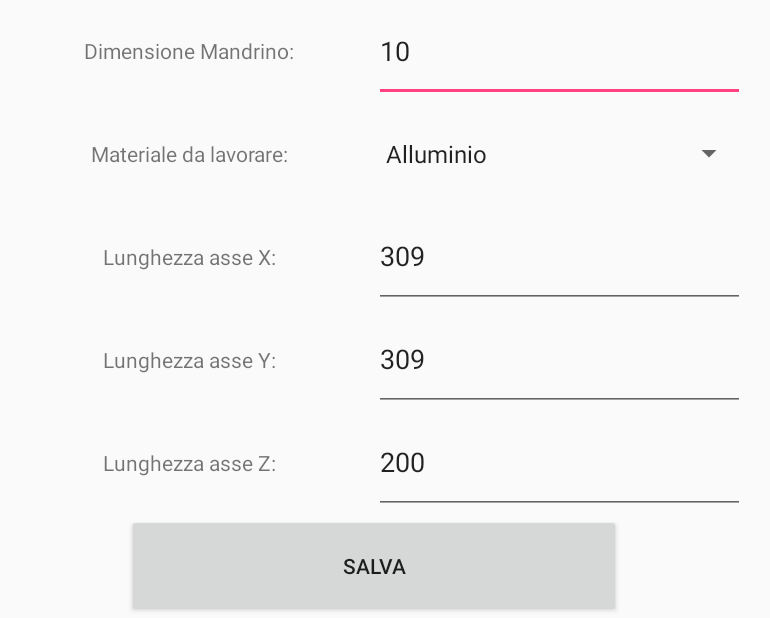
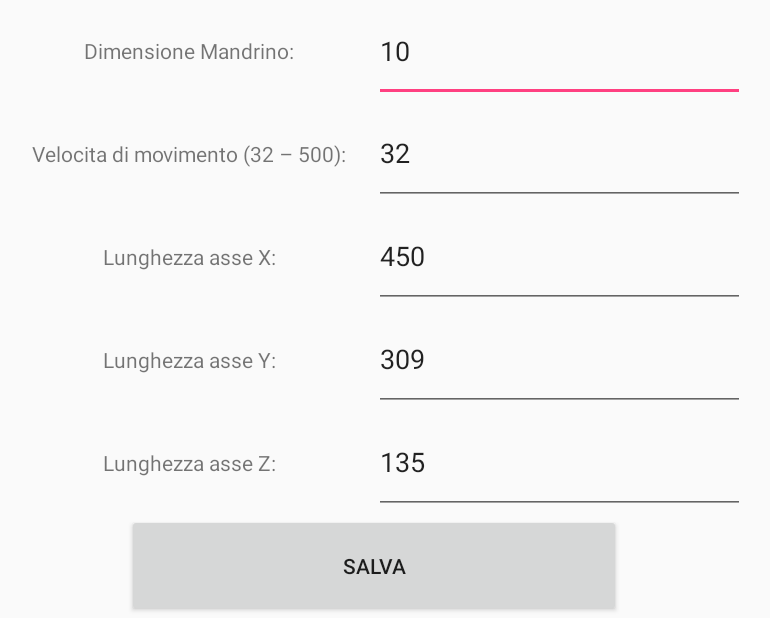
Before and after one commit to sgarzo10/macchinaCNC, an Android app: the SettingsActivity screen opened directly, with no data from a screen before it, after a tap on "SALVA", on a phone screen of 824 x 412 dp (held sideways). Shown: the whole screen, without its empty margins (243-1013 px from the left). Run offline under Robolectric (Android 15) with nearby library versions, the phone set to English and light mode, and no system bars.

Commit message:
Aggiunta gestione velocita XML sketch e app, gestione disegno della linea quando mi sposto a blocchi

```diff
--- a/app/src/main/java/com/prova/gui/settings/activity/AscoltatoreSettingsActivity.java
+++ b/app/src/main/java/com/prova/gui/settings/activity/AscoltatoreSettingsActivity.java
@@ -4,28 +4,19 @@ import android.view.View;
 import static android.content.Context.MODE_PRIVATE;
 import com.prova.bluetooth.R;
 import java.io.FileNotFoundException;
-import java.util.HashMap;
 
 public class AscoltatoreSettingsActivity implements View.OnClickListener {
 
     private SettingsActivity app;
-    private HashMap<String, String> map;
 
-    AscoltatoreSettingsActivity(SettingsActivity app)
-    {
-        map = new HashMap<>();
-        map.put("Alluminio", "A");
-        map.put("Plastica", "P");
-        map.put("Legno", "L");
-        this.app=app;
-    }
+    AscoltatoreSettingsActivity(SettingsActivity app) { this.app=app; }
 
     @Override
     public void onClick(View view) {
         switch (view.getId()) {
             case R.id.salva:
                 app.getManageXml().setDiametro(Integer.parseInt(app.getMandrino().getText().toString()));
-                app.getManageXml().setMateriale(map.get(app.getMateriale().getSelectedItem().toString()));
+                app.getManageXml().setVelocita(Integer.parseInt(app.getVelocita().getText().toString()));
                 app.getManageXml().getLunghezze().set(0, Integer.parseInt(app.getLunghezzaX().getText().toString()));
                 app.getManageXml().getLunghezze().set(1, Integer.parseInt(app.getLunghezzaY().getText().toString()));
                 app.getManageXml().getLunghezze().set(2, Integer.parseInt(app.getLunghezzaZ().getText().toString()));
--- a/app/src/main/java/com/prova/gui/settings/activity/SettingsActivity.java
+++ b/app/src/main/java/com/prova/gui/settings/activity/SettingsActivity.java
@@ -5,19 +5,17 @@ import android.os.Bundle;
 import android.support.v7.app.AppCompatActivity;
 import android.widget.Button;
 import android.widget.EditText;
-import android.widget.Spinner;
 
 import com.prova.bluetooth.R;
 import com.prova.gui.settings.utility.ManageXml;
 
 import java.io.File;
 import java.io.FileNotFoundException;
-import java.util.HashMap;
 
 public class SettingsActivity extends AppCompatActivity {
 
     private EditText mandrino;
-    private Spinner materiale;
+    private EditText velocita;
     private EditText lunghezzaX;
     private EditText lunghezzaY;
     private EditText lunghezzaZ;
@@ -27,7 +25,7 @@ public class SettingsActivity extends AppCompatActivity {
     public EditText getLunghezzaX() { return lunghezzaX; }
     public EditText getLunghezzaY() { return lunghezzaY; }
     public EditText getLunghezzaZ() { return lunghezzaZ; }
-    public Spinner getMateriale() { return materiale; }
+    public EditText getVelocita() { return velocita; }
     public ManageXml getManageXml() { return manageXml; }
 
 
@@ -35,14 +33,10 @@ public class SettingsActivity extends AppCompatActivity {
     @Override
     protected void onCreate(Bundle savedInstanceState) {
         super.onCreate(savedInstanceState);
-        HashMap<String, Integer> map = new HashMap<>();
-        map.put("P", 0);
-        map.put("A", 1);
-        map.put("L", 2);
         setContentView(R.layout.activity_settings);
         Button salva = findViewById(R.id.salva);
         mandrino = findViewById(R.id.mandrino);
-        materiale = findViewById(R.id.materiale);
+        velocita = findViewById(R.id.velocita);
         lunghezzaX = findViewById(R.id.lunghezzaX);
         lunghezzaY = findViewById(R.id.lunghezzaY);
         lunghezzaZ = findViewById(R.id.lunghezzaZ);
@@ -63,7 +57,7 @@ public class SettingsActivity extends AppCompatActivity {
             manageXml.readXml(false);
         }
         mandrino.setText(Integer.toString(manageXml.getDiametro()));
-        materiale.setSelection(map.get(manageXml.getMateriale()));
+        velocita.setText(Integer.toString(manageXml.getVelocita()));
         lunghezzaX.setText(Integer.toString(manageXml.getLunghezze().get(0)));
         lunghezzaY.setText(Integer.toString(manageXml.getLunghezze().get(1)));
         lunghezzaZ.setText(Integer.toString(manageXml.getLunghezze().get(2)));
--- a/app/src/main/java/com/prova/gui/settings/utility/ManageXml.java
+++ b/app/src/main/java/com/prova/gui/settings/utility/ManageXml.java
@@ -16,13 +16,13 @@ public class ManageXml {
     private FileOutputStream ost;
     private XmlPullParser xrp;
     private int diametro;
-    private String materiale;
+    private int velocita;
     private ArrayList<Integer> lunghezze;
 
     public ManageXml(){
         lunghezze = new ArrayList<>(3);
         diametro = 0;
-        materiale = "";
+        velocita = 0;
     }
 
     public void writeXml() {
@@ -36,7 +36,7 @@ public class ManageXml {
             xmlSerializer.attribute("", "diametro", Integer.toString(diametro));
             xmlSerializer.endTag("", "mandrino");
             xmlSerializer.startTag("", "materiale");
-            xmlSerializer.attribute("", "tipo", materiale);
+            xmlSerializer.attribute("", "velocita", Integer.toString(velocita));
             xmlSerializer.endTag("", "materiale");
             xmlSerializer.startTag("", "lunghezze");
             xmlSerializer.attribute("", "x", Integer.toString(lunghezze.get(0)));
@@ -66,7 +66,7 @@ public class ManageXml {
                         if(name.equals("mandrino"))
                             diametro = Integer.parseInt(xrp.getAttributeValue(0));
                         if(name.equals("materiale"))
-                            materiale = xrp.getAttributeValue(0);
+                            velocita = Integer.parseInt(xrp.getAttributeValue(0));
                         if(name.equals("lunghezze")){
                             lunghezze.add(Integer.parseInt(xrp.getAttributeValue(0)));
                             lunghezze.add(Integer.parseInt(xrp.getAttributeValue(1)));
@@ -97,9 +97,9 @@ public class ManageXml {
 
     public int getDiametro() { return diametro; }
 
-    public String getMateriale() { return materiale; }
+    public int getVelocita() { return velocita; }
 
     public void setDiametro(int diametro) { this.diametro = diametro; }
 
-    public void setMateriale(String materiale) { this.materiale = materiale; }
+    public void setVelocita(int velocita) { this.velocita = velocita; }
 }
--- a/app/src/main/res/layout/activity_settings.xml
+++ b/app/src/main/res/layout/activity_settings.xml
@@ -61,16 +61,17 @@
             android:layout_width="0dip"
             android:layout_height="match_parent"
             android:layout_weight="0.3"
-            android:text="@string/materiale"
+            android:text="@string/velocita"
             android:textAlignment="center"
             android:gravity="center" />
 
-        <Spinner
-            android:id="@+id/materiale"
+        <EditText
+            android:id="@+id/velocita"
             android:layout_width="0dip"
             android:layout_height="match_parent"
             android:layout_weight="0.3"
-            android:entries="@array/materiali" />
+            android:inputType="number"
+            tools:ignore="LabelFor" />
 
         <RelativeLayout
             android:layout_width="0dip"
--- a/app/src/main/res/values/strings.xml
+++ b/app/src/main/res/values/strings.xml
@@ -37,16 +37,11 @@
     <string name="settings">settings</string>
     <string name="posiziona">posiziona</string>
     <string name="mandrino">Dimensione Mandrino:</string>
-    <string name="materiale">Materiale da lavorare:</string>
+    <string name="velocita">Velocita di movimento (32 – 500):</string>
     <string name="lunghezzeX">Lunghezza asse X:</string>
     <string name="lunghezzeY">Lunghezza asse Y:</string>
     <string name="lunghezzeZ">Lunghezza asse Z:</string>
     <string name="output_posizioni">X: %1$d Y: %2$d Z: %3$d</string>
     <string name="output_lunghezze">LX: %1$d LY: %2$d LZ: %3$d</string>
     <string name="salva">salva</string>
-    <string-array name="materiali">
-        <item>Plastica</item>
-        <item>Alluminio</item>
-        <item>Legno</item>
-    </string-array>
 </resources>
--- a/app/src/main/res/xml/config.xml
+++ b/app/src/main/res/xml/config.xml
@@ -1,6 +1,6 @@
 <?xml version="1.0" encoding="utf-8"?>
 <settings>
     <mandrino diametro="10"/>
-	<materiale tipo="A"/>
-	<lunghezze x="309" y = "309" z = "200"/>
+	<materiale velocita="32"/>
+	<lunghezze x="450" y = "309" z = "135"/>
 </settings>
```
Also changed, not shown: app/src/main/java/com/prova/gui/device/activity/AscoltatoreConnectionActivity.java (+22 -16 lines), app/src/main/java/com/prova/gui/device/utility/DrawFigure.java (+26 -22 lines), app/src/main/java/com/prova/gui/device/utility/MyHandler.java (+4 -3 lines), app/src/main/java/com/prova/gui/device/view/QuadratoView.java (+21 -0 lines), 1 other file.
